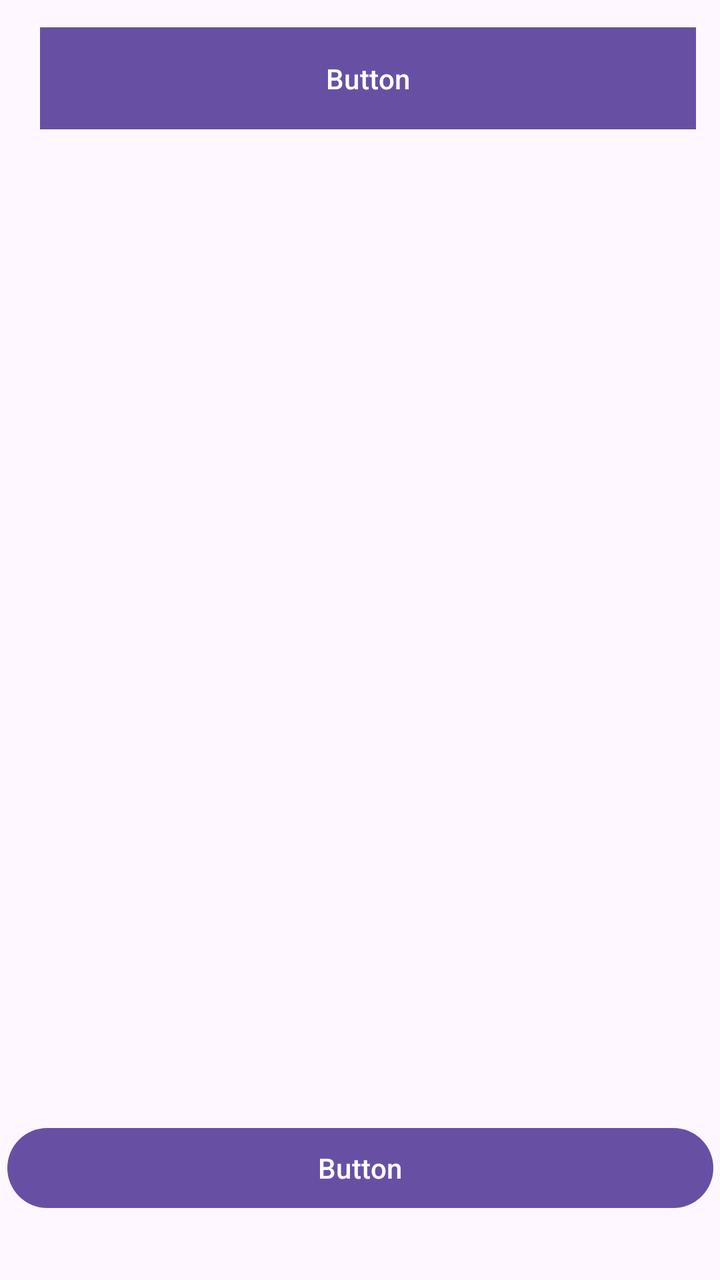
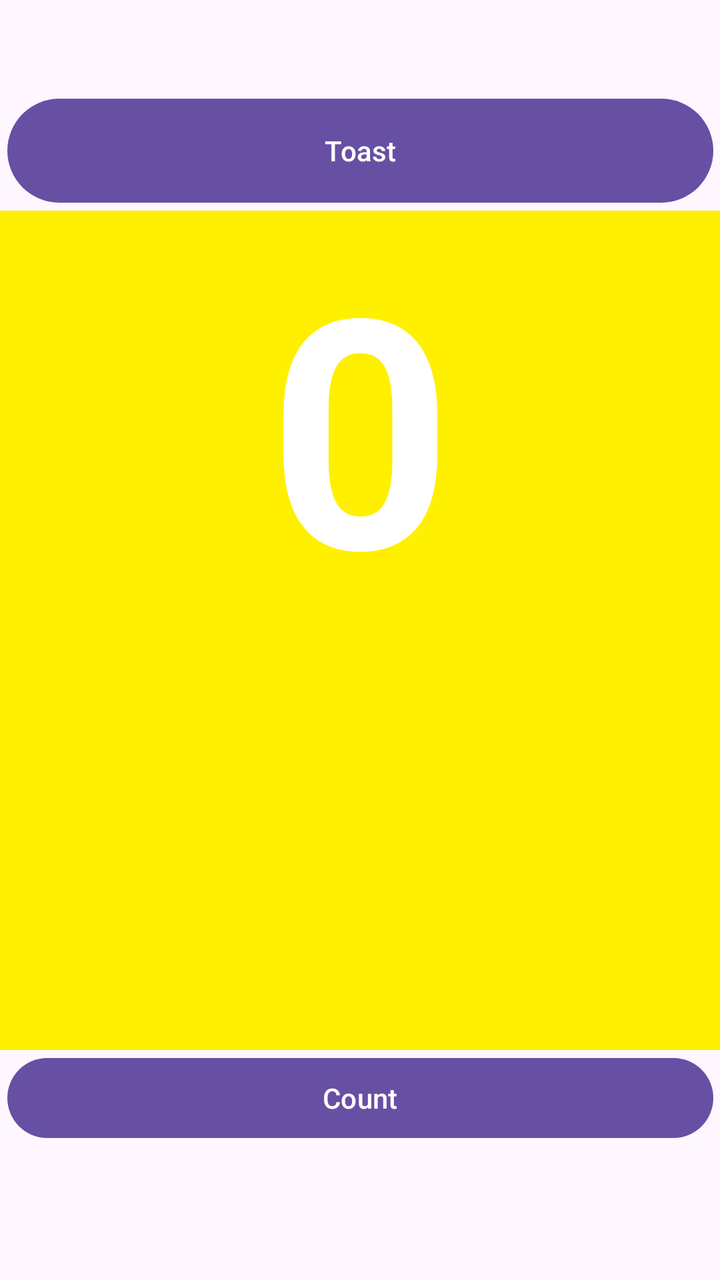

Before-and-after screenshots of an Android layout around one commit, followed by the original layout XML and the change that was made.
<!-- AndroidManifest.xml: application theme Theme.HelloToast -->
<!-- res/layout/activity_main.xml -->
<?xml version="1.0" encoding="utf-8"?>
<androidx.constraintlayout.widget.ConstraintLayout xmlns:android="http://schemas.android.com/apk/res/android"
    xmlns:app="http://schemas.android.com/apk/res-auto"
    xmlns:tools="http://schemas.android.com/tools"
    android:id="@+id/main"
    android:layout_width="match_parent"
    android:layout_height="match_parent"
    tools:context=".MainActivity">

    <Button
        android:id="@+id/button_toast"
        android:layout_width="328dp"
        android:layout_height="51dp"
        android:background="#000000"
        android:text="Button"
        app:layout_constraintBottom_toBottomOf="parent"
        app:layout_constraintEnd_toEndOf="parent"
        app:layout_constraintHorizontal_bias="0.626"
        app:layout_constraintStart_toStartOf="parent"
        app:layout_constraintTop_toTopOf="parent"
        app:layout_constraintVertical_bias="0.023" />

    <Button
        android:id="@+id/button2"
        android:layout_width="353dp"
        android:layout_height="48dp"
        android:layout_marginBottom="32dp"
        android:text="Button"
        app:layout_constraintBottom_toBottomOf="parent"
        app:layout_constraintEnd_toEndOf="parent"
        app:layout_constraintStart_toStartOf="parent" />
</androidx.constraintlayout.widget.ConstraintLayout>
<!-- resources referenced by this layout -->
<resources>
  <style name="Theme.HelloToast" parent="Base.Theme.HelloToast" />
  <style name="Base.Theme.HelloToast" parent="Theme.Material3.DayNight.NoActionBar">
          
          
      </style>
</resources>

<!-- the commit's change to res/layout/activity_main.xml (unified diff, before → after) -->
@@ -8,25 +8,42 @@
     tools:context=".MainActivity">
 
     <Button
-        android:id="@+id/button_toast"
-        android:layout_width="328dp"
-        android:layout_height="51dp"
-        android:background="#000000"
-        android:text="Button"
+        android:id="@+id/btn_count"
+        android:layout_width="353dp"
+        android:layout_height="48dp"
+        android:text="Count"
         app:layout_constraintBottom_toBottomOf="parent"
         app:layout_constraintEnd_toEndOf="parent"
-        app:layout_constraintHorizontal_bias="0.626"
         app:layout_constraintStart_toStartOf="parent"
         app:layout_constraintTop_toTopOf="parent"
-        app:layout_constraintVertical_bias="0.023" />
+        app:layout_constraintVertical_bias="0.887" />
 
     <Button
-        android:id="@+id/button2"
+        android:id="@+id/btn_toast"
         android:layout_width="353dp"
-        android:layout_height="48dp"
-        android:layout_marginBottom="32dp"
-        android:text="Button"
+        android:layout_height="60dp"
+
+        android:text="Toast"
         app:layout_constraintBottom_toBottomOf="parent"
         app:layout_constraintEnd_toEndOf="parent"
-        app:layout_constraintStart_toStartOf="parent" />
+        app:layout_constraintStart_toStartOf="parent"
+        app:layout_constraintTop_toTopOf="parent"
+        app:layout_constraintVertical_bias="0.078" />
+
+    <TextView
+        android:id="@+id/show_count"
+        android:layout_width="0dp"
+        android:layout_height="0dp"
+        android:background="#FFF000"
+        android:gravity="clip_vertical"
+        android:text="@string/_0"
+        android:textAlignment="center"
+        android:textColor="@color/design_default_color_on_primary"
+        android:textSize="160sp"
+        android:textStyle="bold"
+        app:layout_constraintBottom_toTopOf="@+id/btn_count"
+        app:layout_constraintEnd_toEndOf="parent"
+        app:layout_constraintStart_toStartOf="parent"
+        app:layout_constraintTop_toBottomOf="@+id/btn_toast"
+        tools:ignore="RtlCompat" />
 </androidx.constraintlayout.widget.ConstraintLayout>
<!-- resource entries referenced after the edit -->
@@ -1,5 +1,6 @@
 <!-- resources referenced by this layout -->
 <resources>
+  <string name="_0">0</string>
   <style name="Theme.HelloToast" parent="Base.Theme.HelloToast" />
   <style name="Base.Theme.HelloToast" parent="Theme.Material3.DayNight.NoActionBar">
           
